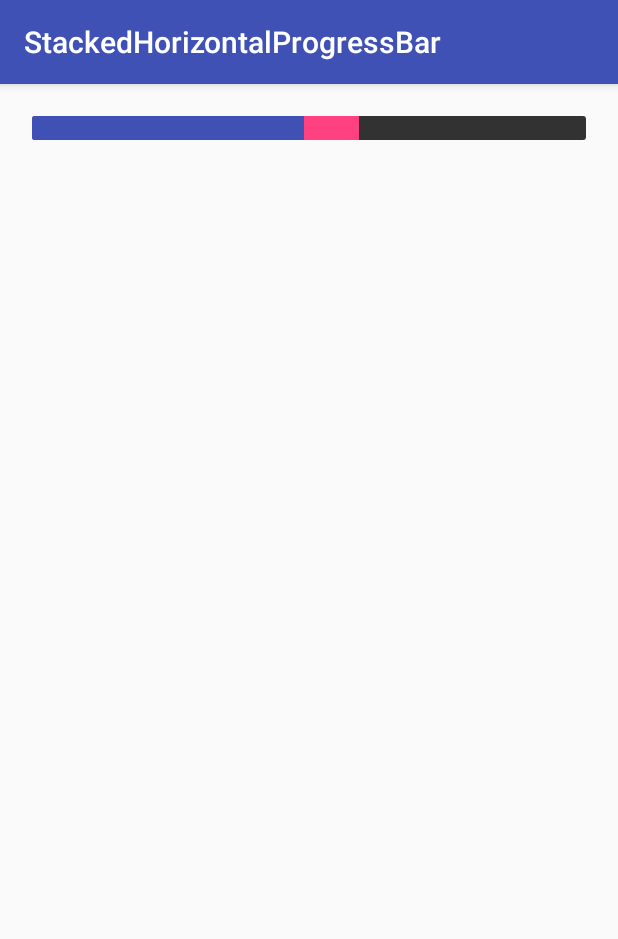
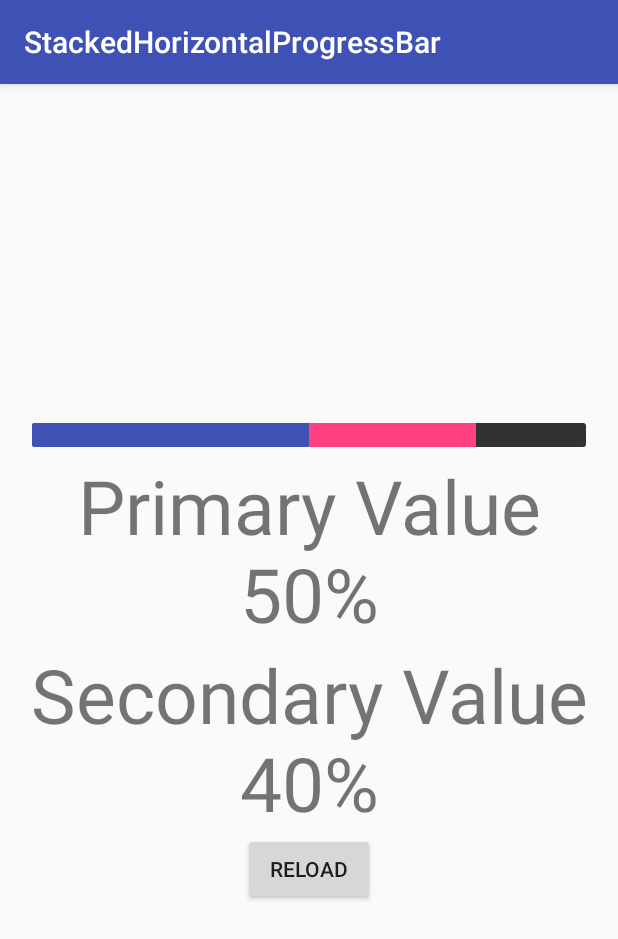
Before and after one commit to nisrulz/stackedhorizontalprogressbar, an Android app: the screen it shows after launch (MainActivity), on a phone screen of 412 x 824 dp. Shown: the top 939 px of the screen. Run offline under Robolectric (Android 15) with nearby library versions, the phone set to English and light mode, and no system bars.

Commit message:
[*] more updates to the UI in sample app

```diff
--- a/app/src/main/java/github/nisrulz/stackedhorizontalprogressbarproject/MainActivity.java
+++ b/app/src/main/java/github/nisrulz/stackedhorizontalprogressbarproject/MainActivity.java
@@ -19,18 +19,24 @@ package github.nisrulz.stackedhorizontalprogressbarproject;
 import android.os.Bundle;
 import android.os.Handler;
 import android.support.v7.app.AppCompatActivity;
+import android.view.View;
+import android.widget.Button;
+import android.widget.TextView;
 import github.nisrulz.stackedhorizontalprogressbar.StackedHorizontalProgressBar;
 
 public class MainActivity extends AppCompatActivity {
 
   final int primary_pts = 50;
-  int secondary_pts = 30;
+  int secondary_pts = 40;
   int max = 100;
 
   int countPrimary = 0;
   int countSecondary = 0;
   StackedHorizontalProgressBar stackedHorizontalProgressBar;
   Handler handlerPrimaryProgress, handlerSecondaryProgress;
+
+  TextView txt_primary, txt_secondary;
+  Button btn_reload;
 
   @Override
   protected void onCreate(Bundle savedInstanceState) {
@@ -40,6 +46,30 @@ public class MainActivity extends AppCompatActivity {
     stackedHorizontalProgressBar =
         (StackedHorizontalProgressBar) findViewById(R.id.stackedhorizontalprogressbar);
     stackedHorizontalProgressBar.setMax(max);
+
+    txt_primary = (TextView) findViewById(R.id.txt_primary);
+    txt_secondary = (TextView) findViewById(R.id.txt_secondary);
+
+    btn_reload = (Button) findViewById(R.id.btn_reload);
+    btn_reload.setOnClickListener(new View.OnClickListener() {
+      @Override
+      public void onClick(View view) {
+
+        handlerPrimaryProgress.removeCallbacks(runnablePrimary);
+        handlerSecondaryProgress.removeCallbacks(runnableSecondary);
+
+        countPrimary = 0;
+        stackedHorizontalProgressBar.setProgress(countPrimary);
+        txt_primary.setText("Primary Value\n" + countPrimary + "%");
+
+        countSecondary = 0;
+        stackedHorizontalProgressBar.setSecondaryProgress(countSecondary);
+        txt_secondary.setText("Secondary Value\n" + countSecondary + "%");
+
+        handlerPrimaryProgress.post(runnablePrimary);
+        handlerSecondaryProgress.post(runnableSecondary);
+      }
+    });
 
     handlerPrimaryProgress = new Handler();
     handlerSecondaryProgress = new Handler();
@@ -51,8 +81,9 @@ public class MainActivity extends AppCompatActivity {
   Runnable runnablePrimary = new Runnable() {
     @Override
     public void run() {
-      if (countPrimary < primary_pts) {
+      if (countPrimary <= primary_pts) {
         stackedHorizontalProgressBar.setProgress(countPrimary);
+        txt_primary.setText("Primary Value\n" + countPrimary + "%");
         handlerPrimaryProgress.postDelayed(runnablePrimary, 50);
         countPrimary++;
       }
@@ -62,8 +93,9 @@ public class MainActivity extends AppCompatActivity {
   Runnable runnableSecondary = new Runnable() {
     @Override
     public void run() {
-      if (countSecondary < secondary_pts) {
-        stackedHorizontalProgressBar.setSecondaryProgress(countPrimary);
+      if (countSecondary <= secondary_pts) {
+        stackedHorizontalProgressBar.setSecondaryProgress(countSecondary);
+        txt_secondary.setText("Secondary Value\n" + countSecondary + "%");
         handlerSecondaryProgress.postDelayed(runnableSecondary, 50);
         countSecondary++;
       }
--- a/app/src/main/res/layout/activity_main.xml
+++ b/app/src/main/res/layout/activity_main.xml
@@ -15,24 +15,50 @@
   ~ limitations under the License.
   -->
 
-<RelativeLayout
+<LinearLayout
+    android:gravity="center"
     xmlns:android="http://schemas.android.com/apk/res/android"
     xmlns:tools="http://schemas.android.com/tools"
     android:layout_width="match_parent"
     android:layout_height="match_parent"
+    android:orientation="vertical"
     android:paddingBottom="@dimen/activity_vertical_margin"
     android:paddingLeft="@dimen/activity_horizontal_margin"
     android:paddingRight="@dimen/activity_horizontal_margin"
     android:paddingTop="@dimen/activity_vertical_margin"
-    tools:context=".MainActivity">
+    tools:context=".MainActivity"
+    >
 
-    <github.nisrulz.stackedhorizontalprogressbar.StackedHorizontalProgressBar
-        android:id="@+id/stackedhorizontalprogressbar"
-        style="?android:attr/progressBarStyleHorizontal"
-        android:layout_width="match_parent"
-        android:layout_height="wrap_content"
-        android:layout_margin="5dp"
-        android:progressDrawable="@drawable/stacked_horizontal_progress"/>
+  <github.nisrulz.stackedhorizontalprogressbar.StackedHorizontalProgressBar
+      android:id="@+id/stackedhorizontalprogressbar"
+      android:layout_width="match_parent"
+      android:layout_height="wrap_content"
+      android:layout_margin="5dp"
+      android:progressDrawable="@drawable/stacked_horizontal_progress"
+      style="?android:attr/progressBarStyleHorizontal"
+      />
 
 
-</RelativeLayout>
+  <TextView
+      android:id="@+id/txt_primary"
+      android:layout_width="match_parent"
+      android:layout_height="wrap_content"
+      android:gravity="center"
+      android:textSize="50sp"
+      tools:text="Primary Value\n70%"
+      />
+  <TextView
+      android:id="@+id/txt_secondary"
+      android:layout_width="match_parent"
+      android:layout_height="wrap_content"
+      android:gravity="center"
+      android:textSize="50sp"
+      tools:text="Secondary Value\n50%"
+      />
+  <Button
+      android:id="@+id/btn_reload"
+      android:layout_width="wrap_content"
+      android:layout_height="wrap_content"
+      android:text="Reload"
+      />
+</LinearLayout>
```
